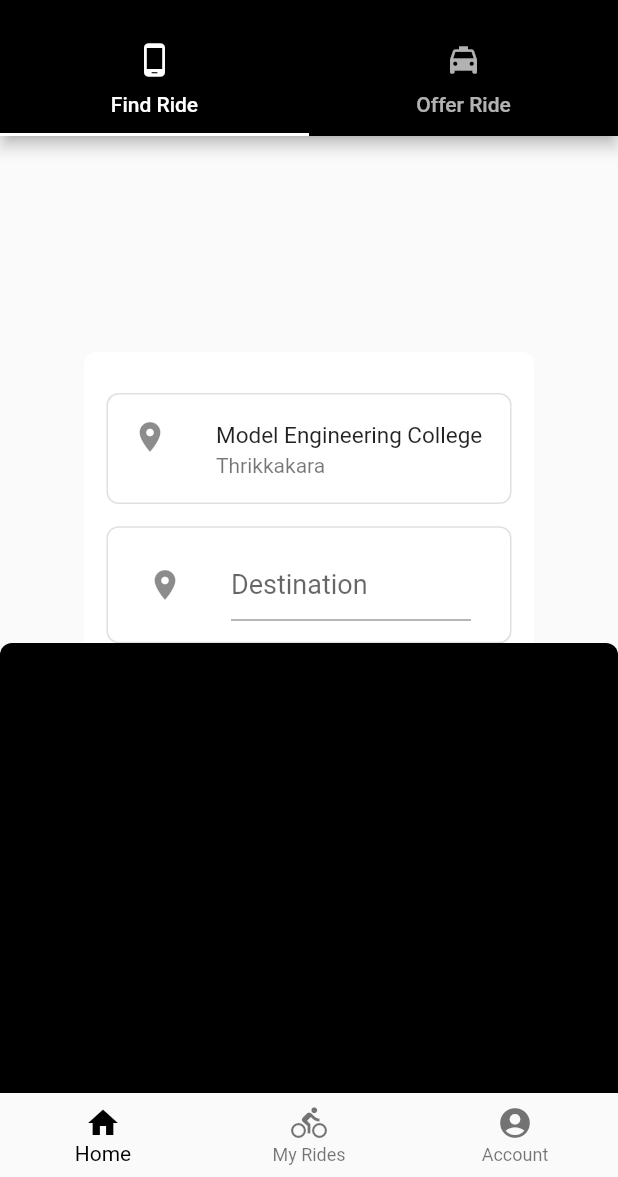
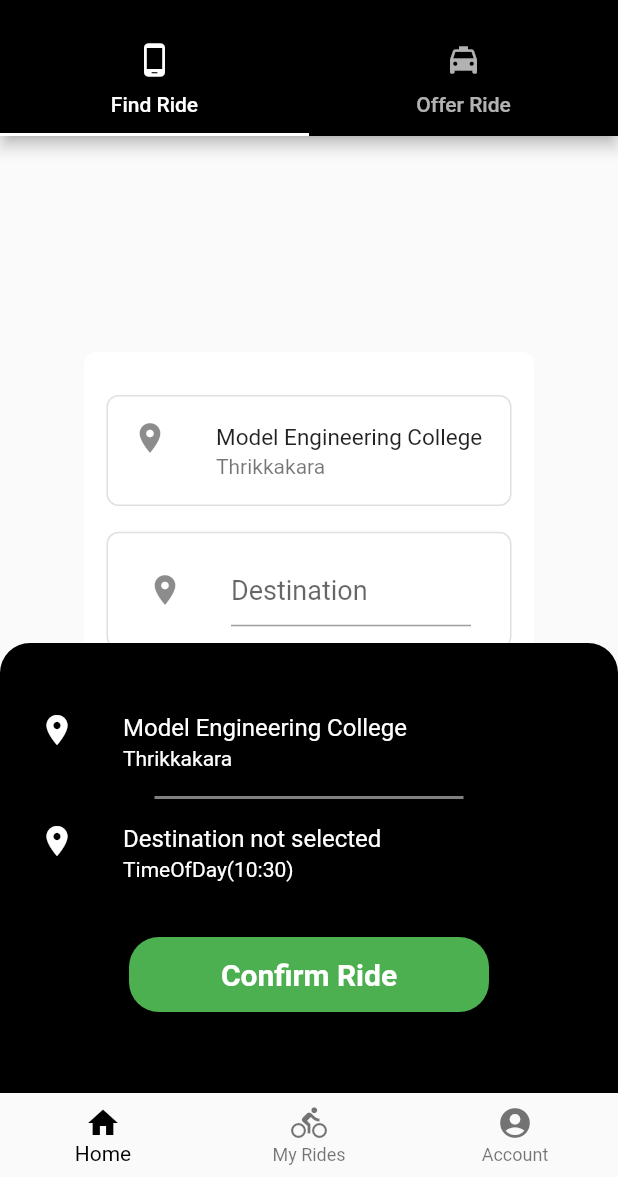
Before and after one commit to Nikhil713/MecDrive-Prototype, a Flutter app: the screen it shows after launch, after a tap on "Find A Ride", on a phone screen of 412 x 824 dp, the part 59-1236 px from its top. Run offline on Flutter 3.47's test engine with Material 2 defaults, Android fonts, the phone set to English and light mode, and no system bars.

Commit message:
Modal bottom sheet completed

```diff
--- a/lib/Widgets/HomeScreen/confirmCard.dart
+++ b/lib/Widgets/HomeScreen/confirmCard.dart
@@ -9,30 +9,77 @@ class ConfirmCard extends StatelessWidget {
   @override
   Widget build(BuildContext context) {
     return Container(
+      padding: EdgeInsets.all(10.0),
       height: 300.0,
-      // color: Colors.black,
       decoration: BoxDecoration(
-        color: Colors.black,
-        borderRadius: BorderRadius.only(
-          topLeft: Radius.circular(8.0),
-          topRight: Radius.circular(8.0)
-        )
-      ),
+          color: Colors.black,
+          borderRadius: BorderRadius.only(
+              topLeft: Radius.circular(20.0), topRight: Radius.circular(20.0))),
       child: Center(
           child: Column(
         crossAxisAlignment: CrossAxisAlignment.start,
+        mainAxisAlignment: MainAxisAlignment.start,
         children: <Widget>[
+          SizedBox(height: 20.0),
+          // From
           ListTile(
-            leading: Icon(Icons.location_on),
-            title: Text("Model Engineering College"),
-            subtitle: Text("Thrikkakara"),
+            leading: IconTheme(
+                data: IconThemeData(color: Colors.white),
+                child: Icon(Icons.location_on)),
+            title: Text("Model Engineering College",
+                style: TextStyle(color: Colors.white)),
+            subtitle:
+                Text("Thrikkakara", style: TextStyle(color: Colors.white)),
           ),
+          Row(
+            mainAxisAlignment: MainAxisAlignment.center,
+            children: <Widget>[
+              Container(
+                width: MediaQuery.of(context).size.width / 2,
+                color: Color(0xFF808080),
+                height: 2.0,
+              ),
+            ],
+          ),
+          // Destination
           ListTile(
-            leading: Icon(Icons.location_on),
+            leading: IconTheme(
+                data: IconThemeData(color: Colors.white),
+                child: Icon(Icons.location_on)),
             title: location == ""
-                ? Text("Destination not selected")
-                : Text(location),
-            subtitle: Text(time.toString()),
+                ? Text("Destination not selected",
+                    style: TextStyle(color: Colors.white))
+                : Text(location, style: TextStyle(color: Colors.white)),
+            subtitle:
+                Text(time.toString(), style: TextStyle(color: Colors.white)),
+          ),
+          SizedBox(
+            height: 20.0,
+          ),
+          // Confirm Ride button
+          Row(
+            mainAxisAlignment: MainAxisAlignment.center,
+            children: <Widget>[
+              Container(
+                padding: EdgeInsets.all(5.0),
+                width: 240.0,
+                height: 50.0,
+                child: GestureDetector(
+                  child: Center(
+                    child: Text(
+                      "Confirm Ride",
+                      style: TextStyle(
+                          color: Colors.white,
+                          fontSize: 20.0,
+                          fontWeight: FontWeight.bold),
+                    ),
+                  ),
+                ),
+                decoration: BoxDecoration(
+                    color: Colors.green,
+                    borderRadius: BorderRadius.circular(20.0)),
+              )
+            ],
           )
         ],
       )),
--- a/lib/Widgets/HomeScreen/findaRide.dart
+++ b/lib/Widgets/HomeScreen/findaRide.dart
@@ -89,7 +89,7 @@ class _FindaRideState extends State<FindaRide> {
                 width: 10.0,
                 child: RaisedButton(
                   shape: RoundedRectangleBorder(
-                      borderRadius: new BorderRadius.circular(10.0)),
+                      borderRadius: new BorderRadius.circular(20.0)),
                   color: Colors.black,
                   textColor: Colors.white,
                   child: Text("Time", style: TextStyle(fontSize: 16.0)),
@@ -99,7 +99,7 @@ class _FindaRideState extends State<FindaRide> {
               // Confirm button
               GestureDetector(
                 child: Container(
-                  padding: EdgeInsets.all(15.0),
+                  padding: EdgeInsets.all(10.0),
                   child: Center(
                     child: Text(
                       "Find A Ride",
@@ -111,10 +111,11 @@ class _FindaRideState extends State<FindaRide> {
                   ),
                   decoration: BoxDecoration(
                       color: Colors.green,
-                      borderRadius: BorderRadius.circular(10.0)),
+                      borderRadius: BorderRadius.circular(20.0)),
                 ),
                 onTap: () {
                   showBottomSheet(
+                    // backgroundColor: Colors.black,
                       context: context, builder: (context) => ConfirmCard(destination,pickedTime));
                 },
               )
```
